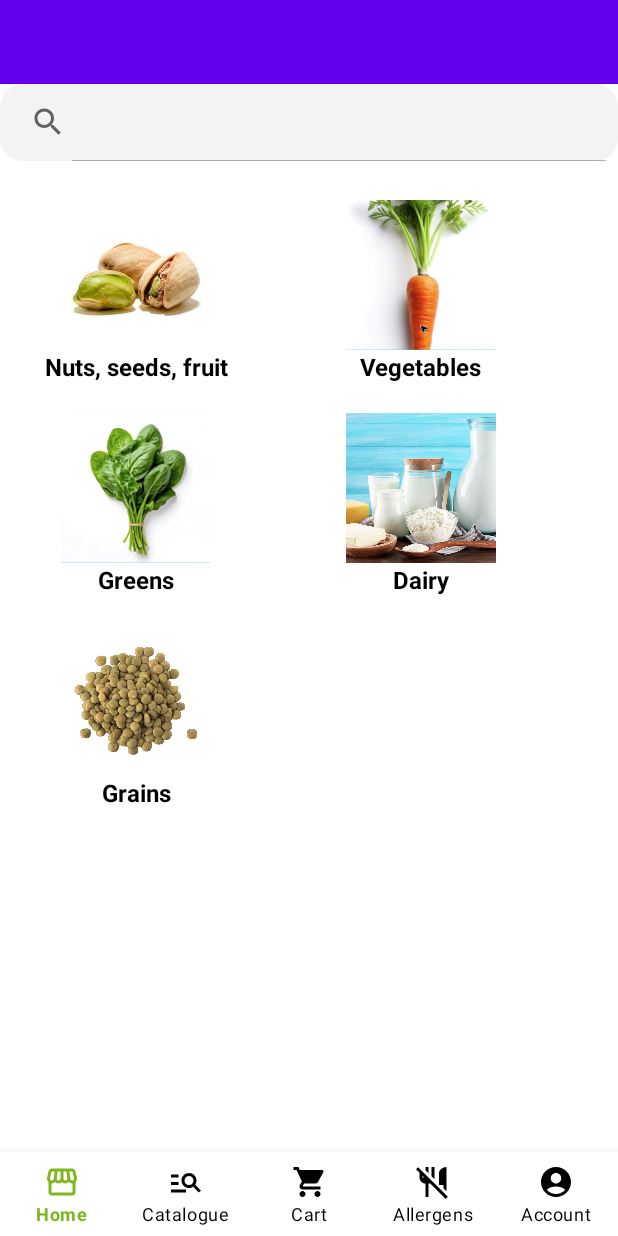
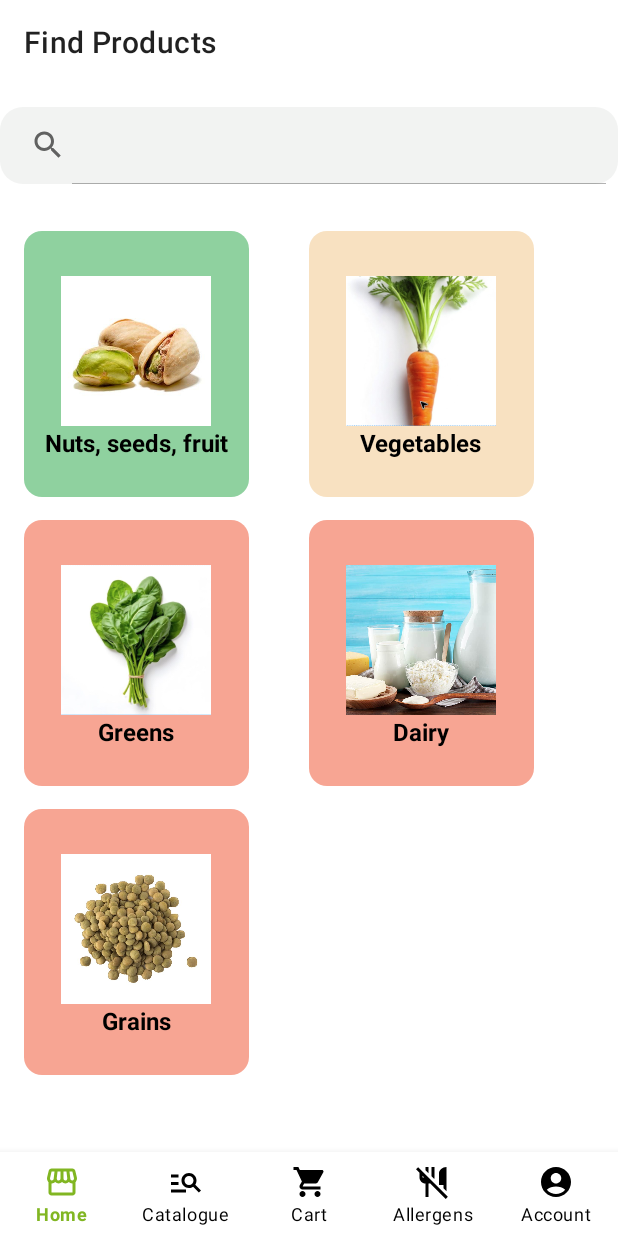
Before and after one commit to KarlisFTW/Sabalancec, an Android app: the fragment CatalogueFragment placed in its activity, on a phone screen of 412 x 824 dp. Run offline under Robolectric (Android 15) with nearby library versions, the phone set to English and light mode, and no system bars.

Commit message:
Catalogue fragment - category products

```diff
--- a/app/src/main/AndroidManifest.xml
+++ b/app/src/main/AndroidManifest.xml
@@ -22,7 +22,7 @@
             </intent-filter>
         </activity>
         <activity android:name=".Activities.WhenLoggedIn"/>
-
+        <activity android:name=".Activities.ProductActivity"/>
     </application>
 
 </manifest>
--- a/app/src/main/java/com/example/sabalancec/Adapter/CategoryAdapter.kt
+++ b/app/src/main/java/com/example/sabalancec/Adapter/CategoryAdapter.kt
@@ -1,21 +1,30 @@
 package com.example.sabalancec.Adapter
 
+import android.content.Context
+import android.content.Intent
+import android.graphics.drawable.GradientDrawable
 import android.view.LayoutInflater
 import android.view.View
 import android.view.ViewGroup
 import android.widget.ImageView
+import android.widget.LinearLayout
 import android.widget.TextView
+import androidx.core.content.ContextCompat
 import androidx.recyclerview.widget.RecyclerView
 import com.example.sabalancec.R
 
 data class Category(val name: String, val imageResId: Int)
 
-class CategoryAdapter(private var categoryList: List<Category>) :
-    RecyclerView.Adapter<CategoryAdapter.CategoryViewHolder>() {
+class CategoryAdapter(
+    private val context: Context,
+    private var categoryList: List<Category>,
+    private val clickListener: (Category) -> Unit // Added clickListener parameter
+) : RecyclerView.Adapter<CategoryAdapter.CategoryViewHolder>() {
 
     inner class CategoryViewHolder(itemView: View) : RecyclerView.ViewHolder(itemView) {
         val categoryName: TextView = itemView.findViewById(R.id.categoryName)
         val categoryImage: ImageView = itemView.findViewById(R.id.categoryImage)
+        val categoryLayout: LinearLayout = itemView.findViewById(R.id.categoryLayout) // reference to parent layout
     }
 
     override fun onCreateViewHolder(parent: ViewGroup, viewType: Int): CategoryViewHolder {
@@ -27,25 +36,45 @@ class CategoryAdapter(private var categoryList: List<Category>) :
     override fun onBindViewHolder(holder: CategoryViewHolder, position: Int) {
         val category = categoryList[position]
         holder.categoryName.text = category.name
-        holder.categoryImage.setImageResource(category.imageResId)
+        holder.categoryImage.setImageResource(category.imageResId)  // Set category image
+
+        // Apply the dynamic background color based on the category
+        val backgroundColor = getCategoryColor(category.name)
+        val backgroundDrawable = ContextCompat.getDrawable(context, R.drawable.rounded_background) as GradientDrawable
+        backgroundDrawable.setColor(backgroundColor)  // Set the background color while keeping the rounded shape
+        holder.categoryLayout.background = backgroundDrawable
+
+        // Set up the OnClickListener for category item
+        holder.categoryLayout.setOnClickListener {
+            clickListener(category)  // Trigger the clickListener with the clicked category
+        }
     }
 
     override fun getItemCount(): Int = categoryList.size
 
+    // Function to filter categories based on search query
     fun filter(query: String) {
-        val originalList = listOf(
-            Category("Nuts, seeds, fruit", R.drawable.pistachios),
-            Category("Vegetables", R.drawable.carrot),
-            Category("Greens", R.drawable.spinach),
-            Category("Dairy", R.drawable.dairy),
-            Category("Grains", R.drawable.lentils)
-        )
-
         categoryList = if (query.isEmpty()) {
-            originalList
+            listOf(
+                Category("Nuts, seeds, fruit", R.drawable.pistachios),
+                Category("Vegetables", R.drawable.carrot),
+                Category("Greens", R.drawable.spinach),
+                Category("Dairy", R.drawable.dairy),
+                Category("Grains", R.drawable.lentils)
+            )
         } else {
-            originalList.filter { it.name.contains(query, ignoreCase = true) }
+            categoryList.filter { it.name.contains(query, ignoreCase = true) }
         }
         notifyDataSetChanged()
     }
+
+    // Function to determine the color based on category name
+    private fun getCategoryColor(categoryName: String): Int {
+        return when (categoryName) {
+            "Nuts, seeds, fruit" -> ContextCompat.getColor(context, R.color.category_green)
+            "Vegetables" -> ContextCompat.getColor(context, R.color.category_beige)
+            "Greens", "Dairy", "Grains" -> ContextCompat.getColor(context, R.color.category_red)
+            else -> ContextCompat.getColor(context, R.color.category_red) // Default color if not matched
+        }
+    }
 }
--- a/app/src/main/java/com/example/sabalancec/Fragments/CatalogueFragment.kt
+++ b/app/src/main/java/com/example/sabalancec/Fragments/CatalogueFragment.kt
@@ -1,16 +1,19 @@
 package com.example.sabalancec.Fragments
 
+import android.content.Intent
 import android.os.Bundle
 import android.util.Log
 import android.view.LayoutInflater
 import android.view.View
 import android.view.ViewGroup
 import androidx.appcompat.widget.SearchView
+import androidx.appcompat.widget.Toolbar
 import androidx.fragment.app.Fragment
 import androidx.recyclerview.widget.GridLayoutManager
 import androidx.recyclerview.widget.RecyclerView
 import com.example.sabalancec.Adapter.Category
 import com.example.sabalancec.Adapter.CategoryAdapter
+import com.example.sabalancec.Activities.ProductActivity
 import com.example.sabalancec.R
 
 class CatalogueFragment : Fragment() {
@@ -34,10 +37,23 @@ class CatalogueFragment : Fragment() {
         // Initialize RecyclerView
         recyclerView = view.findViewById(R.id.recyclerViewCategories)
         recyclerView.layoutManager = GridLayoutManager(requireContext(), 2)
-        categoryAdapter = CategoryAdapter(categories)
+
+        // Initialize the adapter with the click listener
+        categoryAdapter = CategoryAdapter(
+            requireContext(),
+            categories
+        ) { category ->
+            // Implement the category click action here using Intent
+            Log.d("CatalogueFragment", "Category clicked: ${category.name}")
+
+            // Create an Intent to navigate to ProductActivity with the category name as extra
+            val intent = Intent(requireContext(), ProductActivity::class.java)
+            intent.putExtra("CATEGORY_NAME", category.name) // Pass the category name
+            startActivity(intent)
+        }
+
         recyclerView.adapter = categoryAdapter
         Log.e("CatalogueFragment", "RecyclerView initialized with ${categories.size} items")
-
 
         // Handle SearchView
         val searchView = view.findViewById<SearchView>(R.id.searchBar_catalogue)
@@ -53,6 +69,9 @@ class CatalogueFragment : Fragment() {
             }
         })
 
+        val toolbar: Toolbar = view.findViewById(R.id.toolbar)
+        toolbar.title = "Find Products" // Set the title for the toolbar
+
         return view
     }
 }
--- /dev/null
+++ b/app/src/main/res/drawable/ic_nav_back.xml
@@ -0,0 +1,5 @@
+<vector xmlns:android="http://schemas.android.com/apk/res/android" android:autoMirrored="true" android:height="24dp" android:tint="#000000" android:viewportHeight="24" android:viewportWidth="24" android:width="24dp">
+
+    <path android:fillColor="@android:color/white" android:pathData="M11.67,3.87L9.9,2.1 0,12l9.9,9.9 1.77,-1.77L3.54,12z"/>
+
+</vector>
--- /dev/null
+++ b/app/src/main/res/drawable/rounded_background.xml
@@ -0,0 +1,5 @@
+<?xml version="1.0" encoding="utf-8"?>
+<shape xmlns:android="http://schemas.android.com/apk/res/android">
+    <solid android:color="@android:color/white" />  <!-- Background color -->
+    <corners android:radius="12dp" />  <!-- Rounded corners radius -->
+</shape>
--- a/app/src/main/res/layout/fragment_account.xml
+++ b/app/src/main/res/layout/fragment_account.xml
@@ -2,5 +2,9 @@
 <androidx.constraintlayout.widget.ConstraintLayout xmlns:android="http://schemas.android.com/apk/res/android"
     android:layout_width="match_parent"
     android:layout_height="match_parent">
-
+    <include
+        android:id="@+id/toolbarAccount"
+        layout="@layout/toolbar"
+        android:layout_width="match_parent"
+        android:layout_height="wrap_content" />
 </androidx.constraintlayout.widget.ConstraintLayout>
--- a/app/src/main/res/layout/fragment_allergens.xml
+++ b/app/src/main/res/layout/fragment_allergens.xml
@@ -2,5 +2,9 @@
 <androidx.constraintlayout.widget.ConstraintLayout xmlns:android="http://schemas.android.com/apk/res/android"
     android:layout_width="match_parent"
     android:layout_height="match_parent">
-
+    <include
+        android:id="@+id/toolbarAllergens"
+        layout="@layout/toolbar"
+        android:layout_width="match_parent"
+        android:layout_height="wrap_content" />
 </androidx.constraintlayout.widget.ConstraintLayout>
--- a/app/src/main/res/layout/fragment_catalogue.xml
+++ b/app/src/main/res/layout/fragment_catalogue.xml
@@ -11,7 +11,7 @@
         layout="@layout/toolbar"
         android:layout_width="match_parent"
         android:layout_height="wrap_content"
-        app:layout_constraintEnd_toEndOf="@+id/searchBar_catalogue" />
+        app:layout_constraintEnd_toEndOf="parent" />
 
     <!-- Search Bar -->
 
@@ -20,6 +20,7 @@
         android:id="@+id/searchBar_catalogue"
         android:layout_width="match_parent"
         android:layout_height="51dp"
+        android:layout_marginTop="15dp"
         android:background="@drawable/rounded_searchview"
         android:queryHint="Search store"
         app:iconifiedByDefault="false"
--- a/app/src/main/res/layout/item_categories.xml
+++ b/app/src/main/res/layout/item_categories.xml
@@ -1,15 +1,18 @@
 <?xml version="1.0" encoding="utf-8"?>
 <LinearLayout xmlns:android="http://schemas.android.com/apk/res/android"
+    android:id="@+id/categoryLayout"
     android:layout_width="150dp"
     android:layout_height="wrap_content"
     android:padding="10dp"
     android:orientation="vertical"
+    android:layout_marginTop="15dp"
     android:layout_marginEnd="16dp"
-    android:background="@android:color/white">
+    android:background="@drawable/rounded_background">
 
     <ImageView
         android:id="@+id/categoryImage"
         android:layout_width="100dp"
+        android:layout_marginTop="20dp"
         android:layout_height="100dp"
         android:layout_gravity="center"
         android:scaleType="centerCrop"
@@ -21,6 +24,7 @@
         android:layout_height="wrap_content"
         android:layout_gravity="center"
         android:textColor="@color/black"
+        android:layout_marginBottom="15dp"
         android:text="Organic Banana"
         android:textStyle="bold"
         android:textSize="16sp" />
--- a/app/src/main/res/layout/toolbar.xml
+++ b/app/src/main/res/layout/toolbar.xml
@@ -8,9 +8,9 @@
         android:id="@+id/toolbar"
         android:layout_width="0dp"
         android:layout_height="?attr/actionBarSize"
-        android:background="?attr/colorPrimary"
+        android:background="@color/white"
         android:title="My Toolbar"
-        android:titleTextColor="@android:color/white"
+        android:titleTextColor="@color/black"
         app:layout_constraintTop_toTopOf="parent"
         app:layout_constraintStart_toStartOf="parent"
         app:layout_constraintEnd_toEndOf="parent"/>
--- a/app/src/main/res/values/colors.xml
+++ b/app/src/main/res/values/colors.xml
@@ -12,4 +12,7 @@
     <color name="yellow_green">#ECF87F</color>
     <color name="green">#59981A</color>
     <color name="gray">#F2F3F2</color>"
+    <color name="category_red">#F7A593</color>"
+    <color name="category_green">#8FD19F</color>"
+    <color name="category_beige">#F8E1C1</color>"
 </resources>
```
Also changed, not shown: app/src/main/java/com/example/sabalancec/Activities/ProductActivity.kt (added, +73 -0 lines), app/src/main/res/layout/activity_product.xml (added, +28 -0 lines), app/src/main/res/layout/fragment_cart.xml (+7 -2 lines), app/src/main/res/drawable/cheese.jpeg (added), app/src/main/res/drawable/kale.jpeg (added), app/src/main/res/drawable/milk.jpeg (added), app/src/main/res/drawable/rice.jpeg (added).
